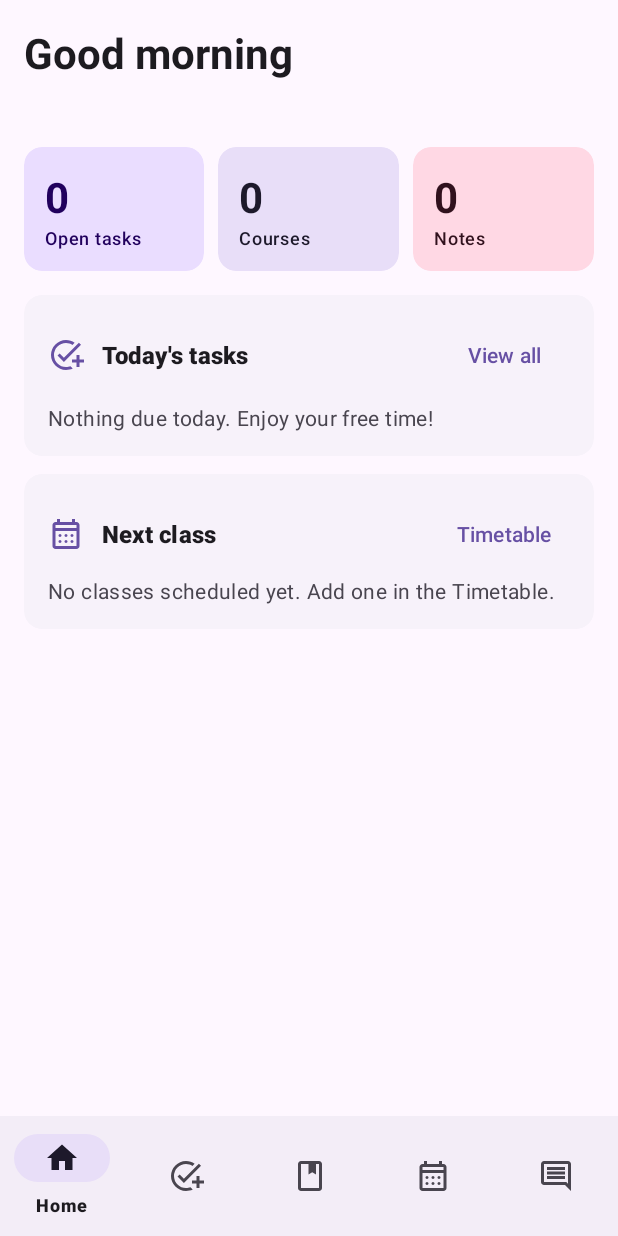
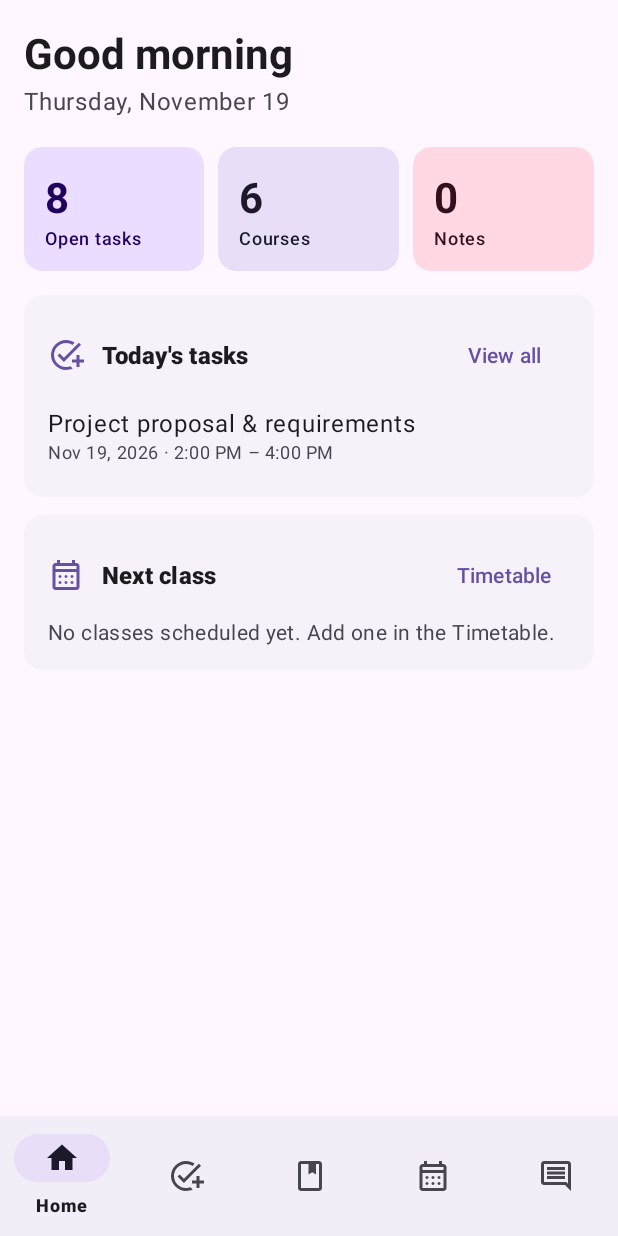
Before and after one commit to sohaila65/Mobile_computing_project, an Android app: the screen it shows after launch (MainActivity), on a phone screen of 412 x 824 dp. Run offline under Robolectric (Android 15) with nearby library versions, the phone set to English and light mode, and no system bars; our stand-ins replace Room's generated code, navigation-ui.

Commit message:
Add Home Fragment kt file

```diff
--- a/app/src/main/java/com/example/studentorganizer/HomeFragment.kt
+++ b/app/src/main/java/com/example/studentorganizer/HomeFragment.kt
@@ -1,3 +1,148 @@
 package com.example.studentorganizer
+
+import android.os.Bundle
+import android.text.format.DateUtils
+import android.view.View
 import androidx.fragment.app.Fragment
-class HomeFragment : Fragment(R.layout.fragment_home)
+import androidx.fragment.app.viewModels
+import androidx.navigation.fragment.findNavController
+import com.example.studentorganizer.databinding.FragmentHomeBinding
+import com.example.studentorganizer.databinding.ItemHomeBinding
+import com.example.studentorganizer.ui.home.HomeState
+import com.example.studentorganizer.ui.home.HomeViewModel
+import com.example.studentorganizer.ui.home.NextClass
+import com.example.studentorganizer.ui.tasks.TaskFormat
+import com.example.studentorganizer.ui.timetable.TimetableFormat
+import java.text.DateFormatSymbols
+import java.util.Calendar
+
+class HomeFragment : Fragment(R.layout.fragment_home) {
+    private var _binding: FragmentHomeBinding? = null
+    private val binding get() = _binding!!
+    private val viewModel: HomeViewModel by viewModels()
+    private var latest: HomeState? = null
+
+
+
+    override fun onViewCreated(view: View, savedInstanceState: Bundle?) {
+        super.onViewCreated(view, savedInstanceState)
+        _binding = FragmentHomeBinding.bind(view)
+        binding.btnViewTasks.setOnClickListener { goTo(R.id.tasksFragment) }
+        binding.btnViewTimetable.setOnClickListener { goTo(R.id.timetableFragment) }
+        binding.tasksFragment.setOnClickListener { goTo(R.id.tasksFragment) }
+        binding.notesFragment.setOnClickListener { goTo(R.id.notesFragment) }
+        binding.coursesFragment.setOnClickListener { goTo(R.id.coursesFragment) }
+
+
+        viewModel.state.observe(viewLifecycleOwner) { state ->
+            latest = state
+            render(state)
+        }
+    }
+    private fun goTo(destinationID: Int){
+        findNavController().navigate(destinationID)
+    }
+    override fun onResume() {
+        super.onResume()
+        updateHeader()
+        viewModel.refresh()
+    }
+    override fun onDestroyView() {
+        super.onDestroyView()
+        _binding = null
+    }
+
+    private fun updateHeader() {
+        val now = System.currentTimeMillis()
+        val hour = Calendar.getInstance().apply { timeInMillis = now }.get(Calendar.HOUR_OF_DAY)
+        binding.tvGreeting.setText(
+            when {
+                hour < 12 -> R.string.home_greeting_morning
+                hour < 17 -> R.string.home_greeting_afternoon
+                else -> R.string.home_greeting_evening
+            }
+        )
+        binding.tvDate.text = DateUtils.formatDateTime(
+            requireContext(), now,
+            DateUtils.FORMAT_SHOW_WEEKDAY or DateUtils.FORMAT_SHOW_DATE
+        )
+    }
+
+
+    private fun render(state: HomeState) {
+        binding.tvStatTasks.text = state.openTaskCount.toString()
+        binding.tvStatCourses.text = state.courseCount.toString()
+        binding.tvStatNotes.text = state.noteCount.toString()
+
+        renderTodayTasks(state)
+        renderNextClass(state.nextClass)
+    }
+
+    private fun renderTodayTasks(state: HomeState) {
+        val container = binding.layoutTodayTasks
+        container.removeAllViews()
+
+        state.todayTasks.take(MAX_TASKS_SHOWN).forEach { task ->
+            val row = ItemHomeBinding.inflate(layoutInflater, container, false)
+            row.tvHomeTaskTitle.text = task.title
+            row.tvHomeTaskTime.text = TaskFormat.range(requireContext(), task.startMillis, task.endMillis)
+            container.addView(row.root)
+        }
+
+        binding.tvTodayTasksEmpty.visibility =
+            if (state.todayTasks.isEmpty()) View.VISIBLE else View.GONE
+
+        val hidden = state.todayTasks.size - MAX_TASKS_SHOWN
+        binding.tvTodayTasksMore.visibility = if (hidden > 0) View.VISIBLE else View.GONE
+        if (hidden > 0) binding.tvTodayTasksMore.text = getString(R.string.home_more_tasks, hidden)
+    }
+
+
+
+    private fun renderNextClass(next: NextClass?) {
+        val hasClass = next != null
+        binding.tvNextClassEmpty.visibility = if (hasClass) View.GONE else View.VISIBLE
+        binding.tvNextClassName.visibility = if (hasClass) View.VISIBLE else View.GONE
+        binding.tvNextClassWhen.visibility = if (hasClass) View.VISIBLE else View.GONE
+        if (next == null) {
+            binding.tvNextClassWhere.visibility = View.GONE
+            return
+        }
+
+        val entry = next.item.entry
+        binding.tvNextClassName.text = next.item.course.courseName
+        binding.tvNextClassWhen.text = whenLabel(next)
+
+        val place = entry.location.trim()
+        binding.tvNextClassWhere.visibility = if (place.isEmpty()) View.GONE else View.VISIBLE
+        binding.tvNextClassWhere.text = getString(R.string.home_next_class_where, place)
+    }
+
+    private fun whenLabel(next: NextClass): String {
+        val entry = next.item.entry
+        val day = when {
+            next.isNow -> getString(R.string.home_next_class_now)
+            next.daysAhead == 0 -> getString(R.string.home_next_class_today)
+            next.daysAhead == 1 -> getString(R.string.home_next_class_tomorrow)
+            else -> DateFormatSymbols.getInstance().weekdays[entry.dayOfWeek]
+        }
+        val time = TimetableFormat.range(requireContext(), entry.startMinutes, entry.endMinutes)
+        return getString(R.string.home_next_class_when, day, time)
+    }
+
+
+
+    private fun buildShareText(): String {
+        val state = latest ?: return getString(R.string.app_name)
+        val tasksLine = getString(
+            R.string.home_share_text_tasks, state.openTaskCount, state.todayTasks.size
+        )
+        val classLine = state.nextClass?.let {
+            getString(R.string.home_share_text_next, it.item.course.courseName, whenLabel(it))
+        } ?: getString(R.string.home_share_text_no_class)
+        return "$tasksLine\n$classLine"
+    }
+    private companion object {
+        const val MAX_TASKS_SHOWN = 3
+    }
+}
--- a/app/src/main/res/layout/fragment_home.xml
+++ b/app/src/main/res/layout/fragment_home.xml
@@ -53,6 +53,7 @@
 
                 <!--tasks box-->
                 <com.google.android.material.card.MaterialCardView
+                    android:id="@+id/tasksFragment"
                     style="@style/Widget.Material3.CardView.Filled"
                     android:layout_width="0dp"
                     android:layout_height="wrap_content"
@@ -87,6 +88,7 @@
 
                 <!--courses box-->
                 <com.google.android.material.card.MaterialCardView
+                    android:id="@+id/coursesFragment"
                     style="@style/Widget.Material3.CardView.Filled"
                     android:layout_width="0dp"
                     android:layout_height="wrap_content"
@@ -122,6 +124,7 @@
 
                 <!--notes box-->
                 <com.google.android.material.card.MaterialCardView
+                    android:id="@+id/notesFragment"
                     style="@style/Widget.Material3.CardView.Filled"
                     android:layout_width="0dp"
                     android:layout_height="wrap_content"
@@ -318,6 +321,7 @@
                         android:textColor="?attr/colorOnSurfaceVariant" />
                 </LinearLayout>
             </com.google.android.material.card.MaterialCardView>
+
         </LinearLayout>
     </ScrollView>
 </androidx.constraintlayout.widget.ConstraintLayout>
```
